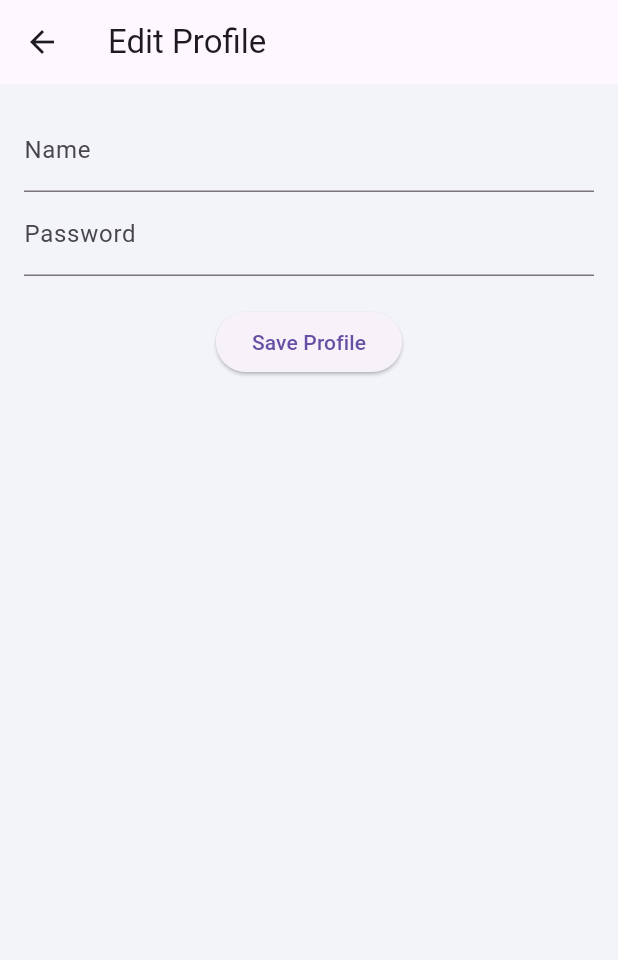
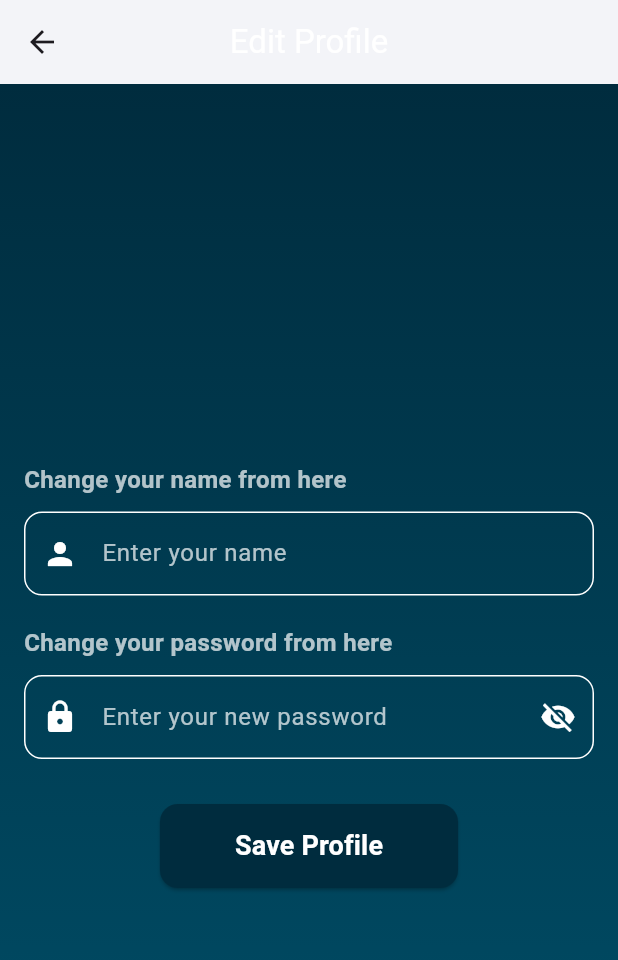
Before and after one commit to steff69/Frontend_final, a Flutter app: the EditProfileScreen screen opened directly, on a phone screen of 412 x 824 dp. Shown: the top 960 px of the screen. Run offline on Flutter 3.47's test engine with Material 3 defaults, Android fonts, the phone set to English and light mode, and no system bars; our stand-ins replace flutter_screenutil, flutter_svg, flutter_vector_icons, get, get_storage, ionicons and 3 more; missing offline and left inert: dart:ffi; accounts and stored records are empty; network calls fail.

Commit message:
first commit

```diff
--- a/lib/widgets/EditeProfile.dart
+++ b/lib/widgets/EditeProfile.dart
@@ -43,25 +43,69 @@ class _EditProfileScreenState extends State<EditProfileScreen> {
         ScaffoldMessenger.of(context).showSnackBar(
           SnackBar(content: Text('Profile updated successfully!')),
         );
-        // Handle saving logic like calling an API
-        print("Name: $_name");
-        print("Password: $_password");
       }
     }
 
     return Scaffold(
       appBar: AppBar(
-        title: Text('Edit Profile'),
+        backgroundColor: Colors.transparent,
+        elevation: 0,
+        title: Text(
+          'Edit Profile',
+          style: TextStyle(color: Colors.white),
         ),
-      body: Padding(
+        centerTitle: true,
+      ),
+      body: Container(
+        width: double.infinity,
+        height: double.infinity,
+        decoration: const BoxDecoration(
+          gradient: LinearGradient(
+            colors: [Color(0xFF002C3E), Color(0xFF00506A)], // Gradient background
+            begin: Alignment.topCenter,
+            end: Alignment.bottomCenter,
+          ),
+        ),
+        child: Center(
+          child: SingleChildScrollView(
+            child: Padding(
               padding: const EdgeInsets.all(16.0),
               child: Form(
                 key: _formKey,
                 child: Column(
+                  mainAxisSize: MainAxisSize.min,  // To keep the form size dynamic
+                  crossAxisAlignment: CrossAxisAlignment.start,
                   children: <Widget>[
+                    SizedBox(height: 20), // Fixed height without screenutil
+
+                    // Name label
+                    Text(
+                      'Change your name from here',
+                      style: TextStyle(
+                        fontSize: 16,
+                        color: Colors.white70,
+                        fontWeight: FontWeight.w600,
+                      ),
+                    ),
+                    SizedBox(height: 10), // Fixed height without screenutil
+
+                    // Name input field
                     TextFormField(
                       controller: _nameController,
-                decoration: InputDecoration(labelText: 'Name'),
+                      decoration: InputDecoration(
+                        hintText: 'Enter your name',
+                        hintStyle: TextStyle(color: Colors.white70),
+                        prefixIcon: Icon(Icons.person, color: Colors.white),
+                        enabledBorder: OutlineInputBorder(
+                          borderRadius: BorderRadius.circular(12.0),
+                          borderSide: BorderSide(color: Colors.white),
+                        ),
+                        focusedBorder: OutlineInputBorder(
+                          borderRadius: BorderRadius.circular(12.0),
+                          borderSide: BorderSide(color: Colors.blue),
+                        ),
+                      ),
+                      style: TextStyle(color: Colors.white),
                       validator: (value) {
                         if (value == null || value.isEmpty) {
                           return 'Please enter your name';
@@ -72,10 +116,38 @@ class _EditProfileScreenState extends State<EditProfileScreen> {
                         _name = value!;
                       },
                     ),
+                    SizedBox(height: 20),
+
+                    // Password label
+                    Text(
+                      'Change your password from here',
+                      style: TextStyle(
+                        fontSize: 16,
+                        color: Colors.white70,
+                        fontWeight: FontWeight.w600,
+                      ),
+                    ),
+                    SizedBox(height: 10),
+
+                    // Password input field
                     TextFormField(
                       controller: _passwordController,
-                decoration: InputDecoration(labelText: 'Password'),
                       obscureText: true,
+                      decoration: InputDecoration(
+                        hintText: 'Enter your new password',
+                        hintStyle: TextStyle(color: Colors.white70),
+                        prefixIcon: Icon(Icons.lock, color: Colors.white),
+                        suffixIcon: Icon(Icons.visibility_off, color: Colors.white),
+                        enabledBorder: OutlineInputBorder(
+                          borderRadius: BorderRadius.circular(12.0),
+                          borderSide: BorderSide(color: Colors.white),
+                        ),
+                        focusedBorder: OutlineInputBorder(
+                          borderRadius: BorderRadius.circular(12.0),
+                          borderSide: BorderSide(color: Colors.blue),
+                        ),
+                      ),
+                      style: TextStyle(color: Colors.white),
                       validator: (value) {
                         if (value == null || value.isEmpty) {
                           return 'Please enter a password';
@@ -88,12 +160,36 @@ class _EditProfileScreenState extends State<EditProfileScreen> {
                         _password = value!;
                       },
                     ),
-              SizedBox(height: 20),
-              ElevatedButton(
+                    SizedBox(height: 30),
+
+                    // Save Profile button
+                    Center(
+                      child: ElevatedButton(
+                        style: ElevatedButton.styleFrom(
+                          backgroundColor: Color(0xFF002C3E), // Same color as background
+                          padding: EdgeInsets.symmetric(
+                            horizontal: 50,
+                            vertical: 15,
+                          ),
+                          shape: RoundedRectangleBorder(
+                            borderRadius: BorderRadius.circular(12.0),
+                          ),
+                        ),
                         onPressed: _saveProfile,
-                child: Text('Save Profile'),
+                        child: Text(
+                          'Save Profile',
+                          style: TextStyle(
+                            fontSize: 18,
+                            fontWeight: FontWeight.bold,
+                            color: Colors.white,
+                          ),
+                        ),
+                      ),
                     ),
                   ],
+                ),
+              ),
+            ),
           ),
         ),
       ),
```
Lines whose indentation alone changed are shown as unchanged.
